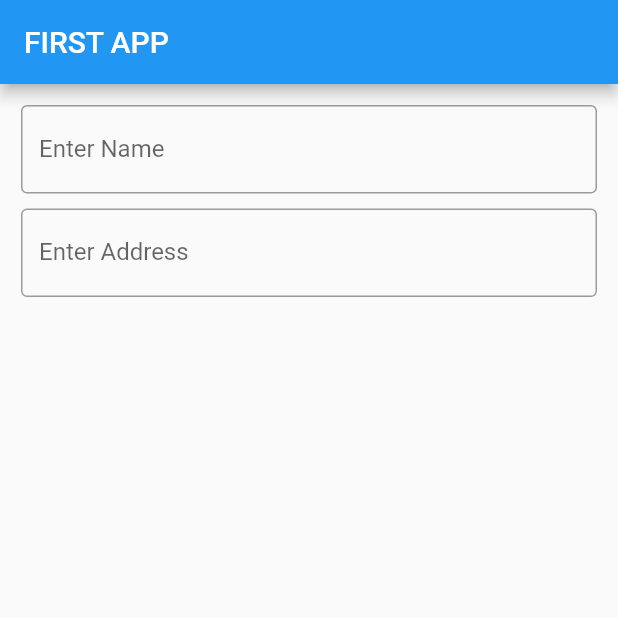
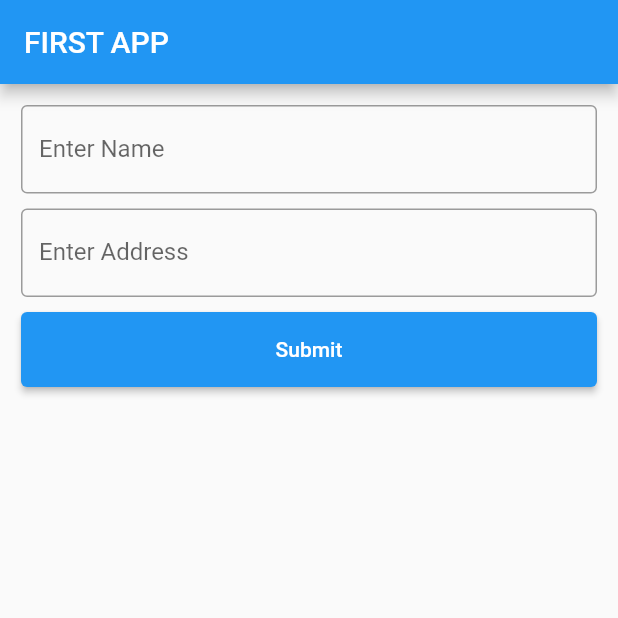
Before and after one commit to kshitiz-shresth/flutter-practice, a Flutter app: the screen it shows after launch, on a phone screen of 412 x 824 dp, the top half of it. Run offline on Flutter 3.47's test engine with Material 2 defaults, Android fonts, the phone set to English and light mode, and no system bars.

Commit message:
[chore] button add in form

```diff
--- a/lib/main.dart
+++ b/lib/main.dart
@@ -1,8 +1,7 @@
 import 'package:flutter/material.dart';
 import 'package:flutter_prac/screens/Dashboard.dart';
 
-void main()=>runApp(const MyApp());
-
+void main() => runApp(const MyApp());
 
 class MyApp extends StatelessWidget {
   const MyApp({Key? key}) : super(key: key);
@@ -10,7 +9,7 @@ class MyApp extends StatelessWidget {
   @override
   Widget build(BuildContext context) {
     return const MaterialApp(
-      title: "My First App",
+      title: "फ्ल्टर मा",
       home: Dashboard(),
     );
   }
--- a/lib/screens/Dashboard.dart
+++ b/lib/screens/Dashboard.dart
@@ -4,7 +4,6 @@ import 'package:flutter/material.dart';
 
 class Dashboard extends StatelessWidget {
   const Dashboard({Key? key}) : super(key: key);
-
   @override
   Widget build(BuildContext context) {
     return Scaffold(
@@ -14,22 +13,31 @@ class Dashboard extends StatelessWidget {
       body: Padding(
         padding: const EdgeInsets.all(14),
         child: Column(
-          children: const [
-            TextField(
+          children: [
+            const TextField(
               decoration: InputDecoration(
                 border: OutlineInputBorder(),
                 labelText: 'Enter Name',
                 hintText: 'Enter Name',
               ),
             ),
-            SizedBox(height: 10),
-            TextField(
+            const SizedBox(height: 10),
+            const TextField(
               decoration: InputDecoration(
                 border: OutlineInputBorder(),
                 labelText: 'Enter Address',
                 hintText: 'Enter Address',
               ),
             ),
+            const SizedBox(height: 10),
+            ElevatedButton(
+              style: ElevatedButton.styleFrom(
+                minimumSize: const Size.fromHeight(
+                    50), // fromHeight use double.infinity as width and 40 is the height
+              ),
+              onPressed: () {},
+              child: const Text('Submit'),
+            )
           ],
         ),
       ),
```
